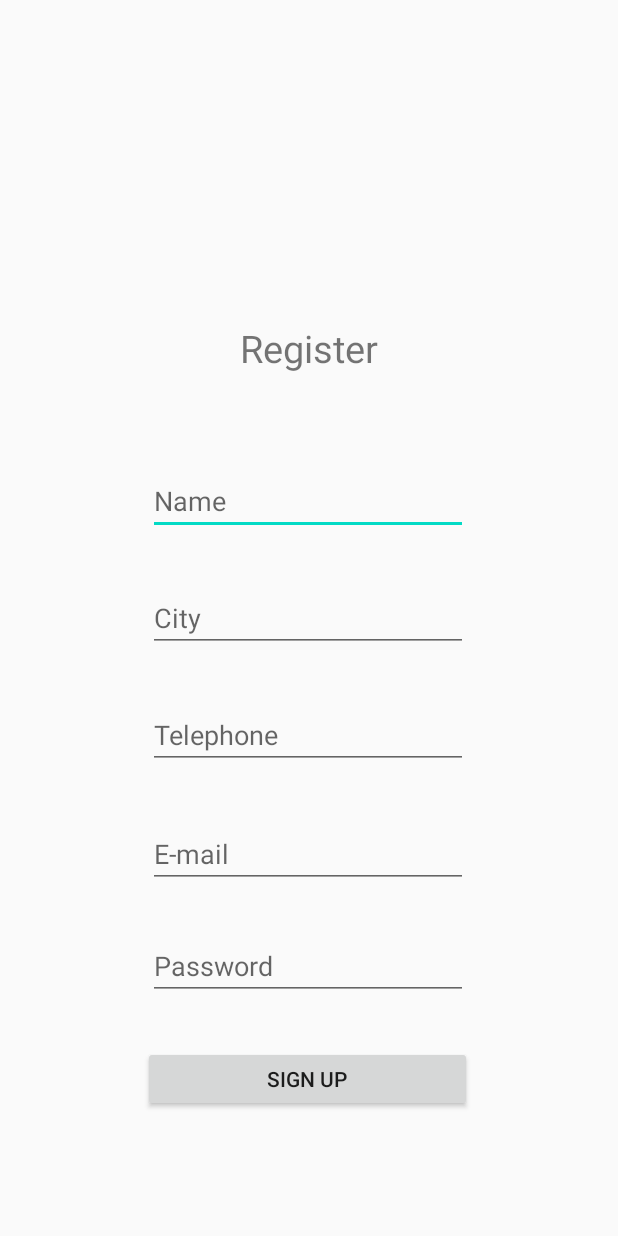
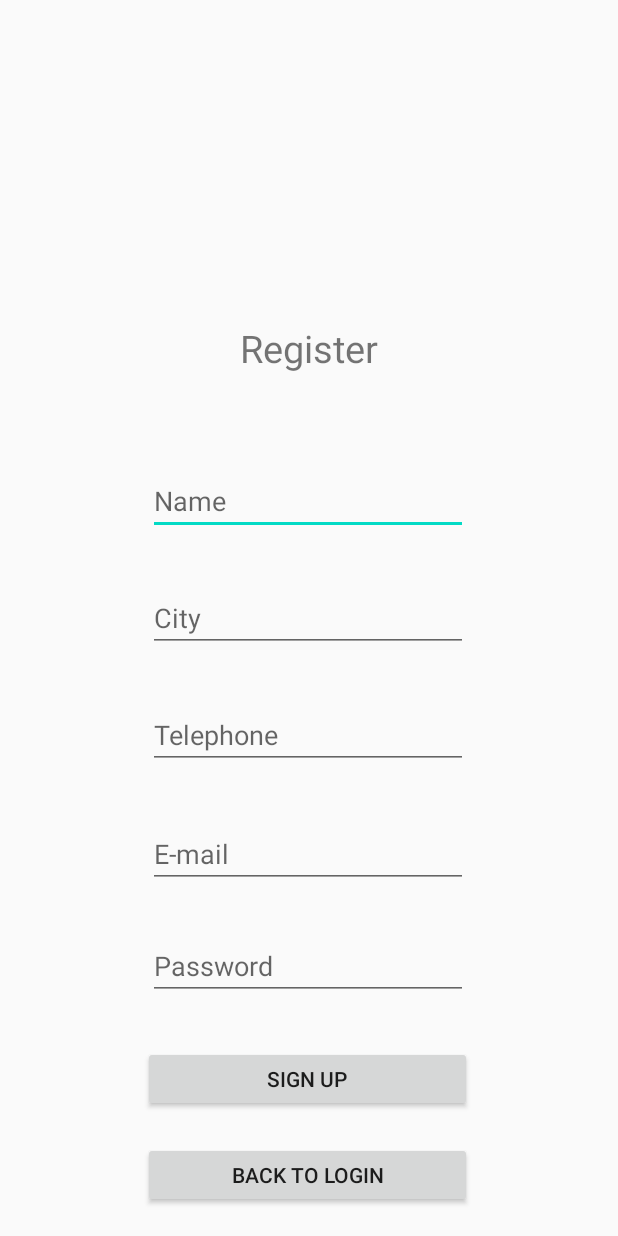
Before and after one commit to daviaze/Frella, an Android app: the layout register_user.xml on its own in the app's theme, with its tools: preview values and no code run, on a phone screen of 412 x 824 dp. Run offline under Robolectric (Android 15) with nearby library versions, the phone set to English and light mode, and no system bars.

Commit message:
App Atualizado

```diff
--- a/app/build.gradle
+++ b/app/build.gradle
@@ -32,6 +32,8 @@ dependencies {
     implementation 'com.google.firebase:firebase-analytics:17.5.0'
     implementation 'com.google.firebase:firebase-auth:19.4.0'
     implementation 'com.google.firebase:firebase-core:17.0.0'
+    implementation 'com.google.firebase:firebase-database:19.4.0'
+
 
 
     testImplementation 'junit:junit:4.12'
--- a/app/src/main/AndroidManifest.xml
+++ b/app/src/main/AndroidManifest.xml
@@ -2,9 +2,6 @@
 <manifest xmlns:android="http://schemas.android.com/apk/res/android"
     package="com.daviazevedodev.frella">
 
-    <uses-permission android:name="android.permission.WAKE_LOCK" />
-
-    <uses-feature android:name="android.hardware.type.watch" />
 
     <uses-permission android:name="android.permission.INTERNET" />
 
@@ -18,7 +15,7 @@
         <activity android:name=".RegisterUser"/>
         <activity android:name=".Home"/>
         <activity android:name=".LoginUser">
-=            <intent-filter>
+            <intent-filter>
                 <action android:name="android.intent.action.MAIN" />
 
                 <category android:name="android.intent.category.LAUNCHER" />
--- a/app/src/main/res/layout/register_user.xml
+++ b/app/src/main/res/layout/register_user.xml
@@ -38,7 +38,6 @@
         android:layout_height="wrap_content"
         android:hint="City"
         android:ems="10"
-        android:inputType="textPassword"
         app:layout_constraintBottom_toBottomOf="parent"
         app:layout_constraintEnd_toEndOf="parent"
         app:layout_constraintHorizontal_bias="0.497"
@@ -53,7 +52,6 @@
         android:layout_height="wrap_content"
         android:ems="10"
         android:hint="Telephone"
-        android:inputType="textPassword"
         app:layout_constraintBottom_toBottomOf="parent"
         app:layout_constraintEnd_toEndOf="parent"
         app:layout_constraintHorizontal_bias="0.497"
@@ -67,7 +65,6 @@
         android:layout_height="wrap_content"
         android:ems="10"
         android:hint="E-mail"
-        android:inputType="textPassword"
         app:layout_constraintBottom_toBottomOf="parent"
         app:layout_constraintEnd_toEndOf="parent"
         app:layout_constraintHorizontal_bias="0.497"
@@ -90,15 +87,28 @@
         app:layout_constraintVertical_bias="0.798" />
 
     <Button
-        android:id="@+id/button_register"
+    android:id="@+id/button_register"
+    android:layout_width="219dp"
+    android:layout_height="44dp"
+    android:text="Sign Up"
+    app:layout_constraintBottom_toBottomOf="parent"
+    app:layout_constraintEnd_toEndOf="parent"
+    app:layout_constraintHorizontal_bias="0.495"
+    app:layout_constraintStart_toStartOf="parent"
+    app:layout_constraintTop_toTopOf="parent"
+    app:layout_constraintVertical_bias="0.894" />
+
+    <Button
+        android:id="@+id/button_back_login"
         android:layout_width="219dp"
         android:layout_height="44dp"
-        android:text="Sign Up"
+        android:text="Back to Login"
         app:layout_constraintBottom_toBottomOf="parent"
         app:layout_constraintEnd_toEndOf="parent"
-        app:layout_constraintHorizontal_bias="0.495"
+        app:layout_constraintHorizontal_bias="0.494"
         app:layout_constraintStart_toStartOf="parent"
         app:layout_constraintTop_toTopOf="parent"
-        app:layout_constraintVertical_bias="0.894" />
+        app:layout_constraintVertical_bias="0.976" />
+
 
 </androidx.constraintlayout.widget.ConstraintLayout>
```
Also changed, not shown: app/src/main/java/com/daviazevedodev/frella/Home.java (+45 -0 lines), app/src/main/java/com/daviazevedodev/frella/LoginUser.java (+5 -9 lines), app/src/main/java/com/daviazevedodev/frella/Model/User.java (added, +16 -0 lines), app/src/main/java/com/daviazevedodev/frella/RegisterUser.java (+105 -2 lines), app/src/main/res/layout/activity_home.xml (+13 -0 lines), app/src/main/res/layout/login_user.xml (+1 -11 lines).
